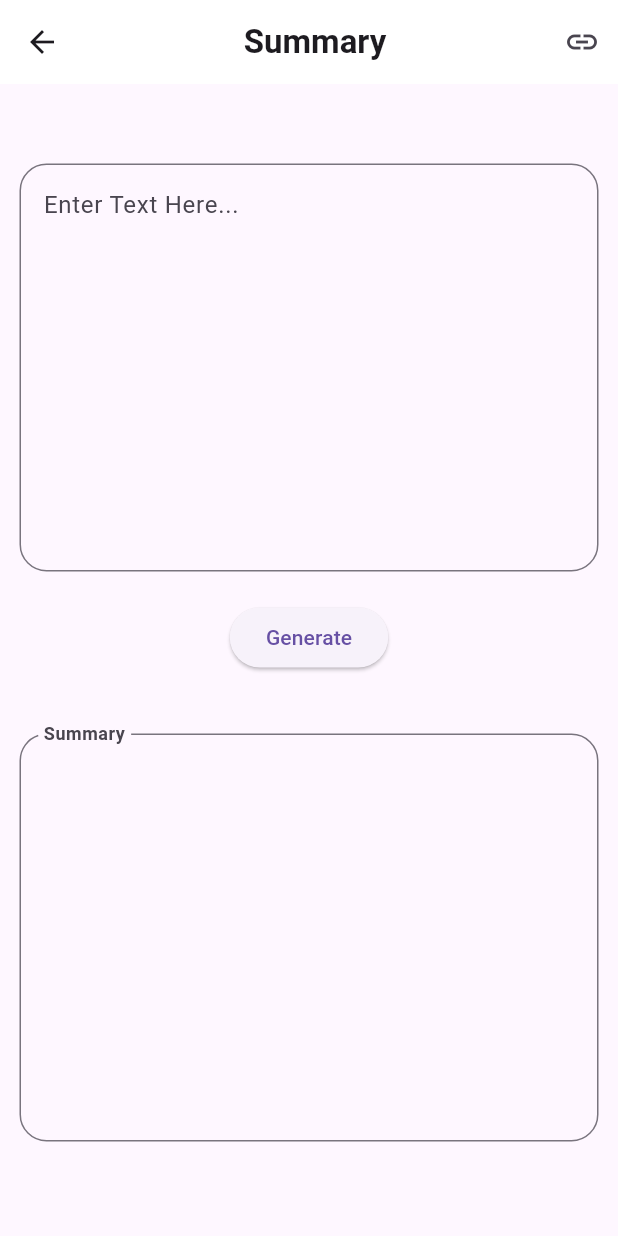
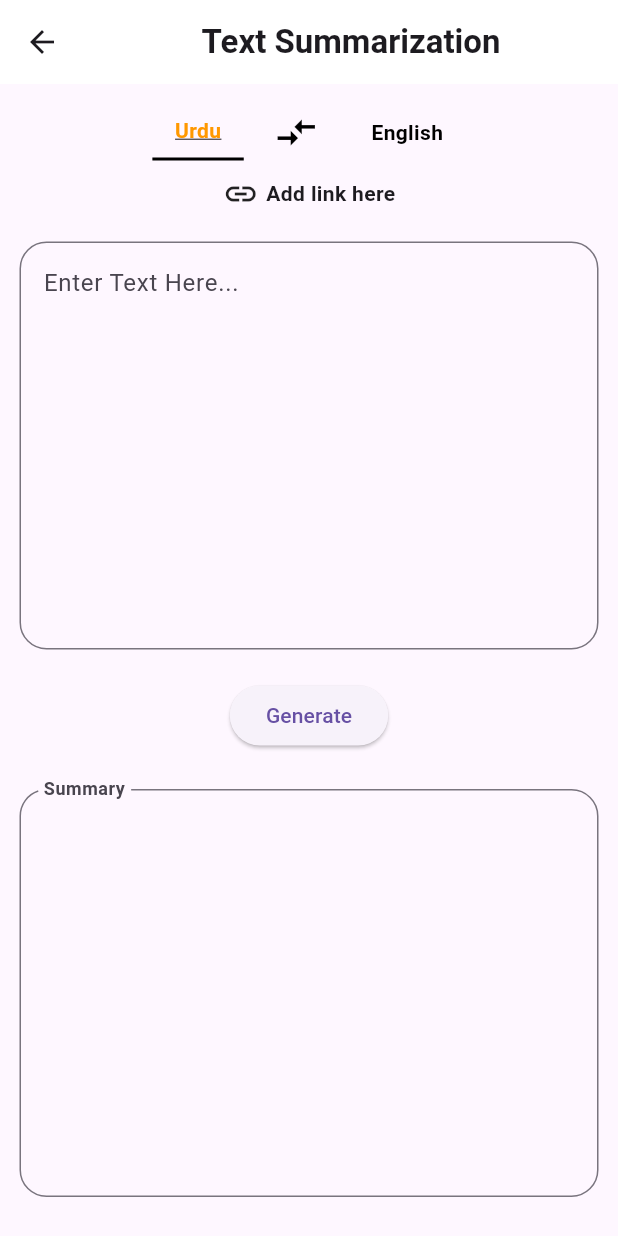
Before and after one commit to Wasiue03/linguotech, a Flutter app: the SummaryGeneratorScreen screen opened by its route, on a phone screen of 412 x 824 dp. Run offline on Flutter 3.47's test engine with Material 3 defaults, Android fonts, the phone set to English and light mode, and no system bars; our stand-ins replace cloud_firestore, firebase_auth, firebase_core, flutter_tts, google_sign_in, shared_preferences; missing offline and left inert: clipboard; accounts and stored records are empty.

Commit message:
Text summarization UI

```diff
--- a/lib/Screens/Summarization/summary.dart
+++ b/lib/Screens/Summarization/summary.dart
@@ -21,6 +21,7 @@ class SummaryGeneratorScreen extends StatefulWidget {
 class _SummaryGeneratorScreenState extends State<SummaryGeneratorScreen> {
   TextEditingController _inputController = TextEditingController();
   TextEditingController _outputController = TextEditingController();
+  String selectedLanguage = 'Urdu';
 
   @override
   Widget build(BuildContext context) {
@@ -28,24 +29,118 @@ class _SummaryGeneratorScreenState extends State<SummaryGeneratorScreen> {
       appBar: AppBar(
         title: Center(
             child: Text(
-          'Summary',
+          'Text Summarization',
           style: TextStyle(fontWeight: FontWeight.bold),
         )),
         backgroundColor: Colors.white,
-        actions: [
-          IconButton(
-            icon: Icon(Icons.link),
-            onPressed: () {},
-          )
-        ],
       ),
       body: SingleChildScrollView(
         child: Padding(
           padding: const EdgeInsets.all(13.0),
           child: Container(
-            margin: EdgeInsets.only(top: 40),
             child: Column(
               children: [
+                Column(
+                  children: [
+                    Container(
+                      child: Row(
+                        mainAxisAlignment: MainAxisAlignment.center,
+                        children: [
+                          GestureDetector(
+                            onTap: () {
+                              changeLanguage('Urdu');
+                            },
+                            child: Container(
+                              padding: EdgeInsets.symmetric(
+                                  horizontal: 15, vertical: 8),
+                              decoration: BoxDecoration(
+                                border: selectedLanguage == 'Urdu'
+                                    ? Border(
+                                        bottom: BorderSide(
+                                          color: Colors
+                                              .black, // Adjust the underline color
+                                          width:
+                                              2.0, // Adjust the thickness of the underline
+                                        ),
+                                      )
+                                    : null, // No border when not selected
+                              ),
+                              child: Text(
+                                'Urdu',
+                                style: TextStyle(
+                                  color: selectedLanguage == 'Urdu'
+                                      ? Colors.orange
+                                      : Colors.black,
+                                  fontWeight: FontWeight.bold,
+                                  decoration: selectedLanguage == 'Urdu'
+                                      ? TextDecoration.underline
+                                      : TextDecoration.none,
+                                ),
+                              ),
+                            ),
+                          ),
+                          SizedBox(width: 20),
+                          Icon(
+                            Icons.compare_arrows, // Double-headed arrow icon
+                            size: 30,
+                            color: Colors.black,
+                          ),
+                          SizedBox(width: 20),
+                          GestureDetector(
+                            onTap: () {
+                              changeLanguage('English');
+                            },
+                            child: Container(
+                              padding: EdgeInsets.symmetric(
+                                  horizontal: 15, vertical: 8),
+                              decoration: BoxDecoration(
+                                border: selectedLanguage == 'English'
+                                    ? Border(
+                                        bottom: BorderSide(
+                                          color: Colors
+                                              .black, // Adjust the underline color
+                                          width:
+                                              2.0, // Adjust the thickness of the underline
+                                        ),
+                                      )
+                                    : null, // No border when not selected
+                              ),
+                              child: Text(
+                                'English',
+                                style: TextStyle(
+                                  color: selectedLanguage == 'English'
+                                      ? Colors.orange
+                                      : Colors.black,
+                                  fontWeight: FontWeight.bold,
+                                  decoration: selectedLanguage == 'English'
+                                      ? TextDecoration.underline
+                                      : TextDecoration.none,
+                                ),
+                              ),
+                            ),
+                          ),
+                        ],
+                      ),
+                    ),
+                  ],
+                ),
+                SizedBox(
+                  height: 10,
+                ),
+                Row(
+                  mainAxisAlignment: MainAxisAlignment.center,
+                  children: [
+                    Icon(Icons.link),
+                    SizedBox(width: 5),
+                    Text(
+                      'Add link here',
+                      style: TextStyle(fontWeight: FontWeight.bold),
+                    ),
+                  ],
+                ),
+                SizedBox(
+                  height: 20,
+                ),
                 TextField(
                   controller: _inputController,
                   maxLines: 10,
@@ -67,7 +162,7 @@ class _SummaryGeneratorScreenState extends State<SummaryGeneratorScreen> {
                   },
                   child: Text('Generate'),
                 ),
-                SizedBox(height: 40),
+                SizedBox(height: 25),
                 TextField(
                   controller: _outputController,
                   maxLines: 10,
@@ -94,4 +189,10 @@ class _SummaryGeneratorScreenState extends State<SummaryGeneratorScreen> {
     // For now, let's just return the input text
     return inputText;
   }
+
+  void changeLanguage(String language) {
+    setState(() {
+      selectedLanguage = language;
+    });
+  }
 }
```
